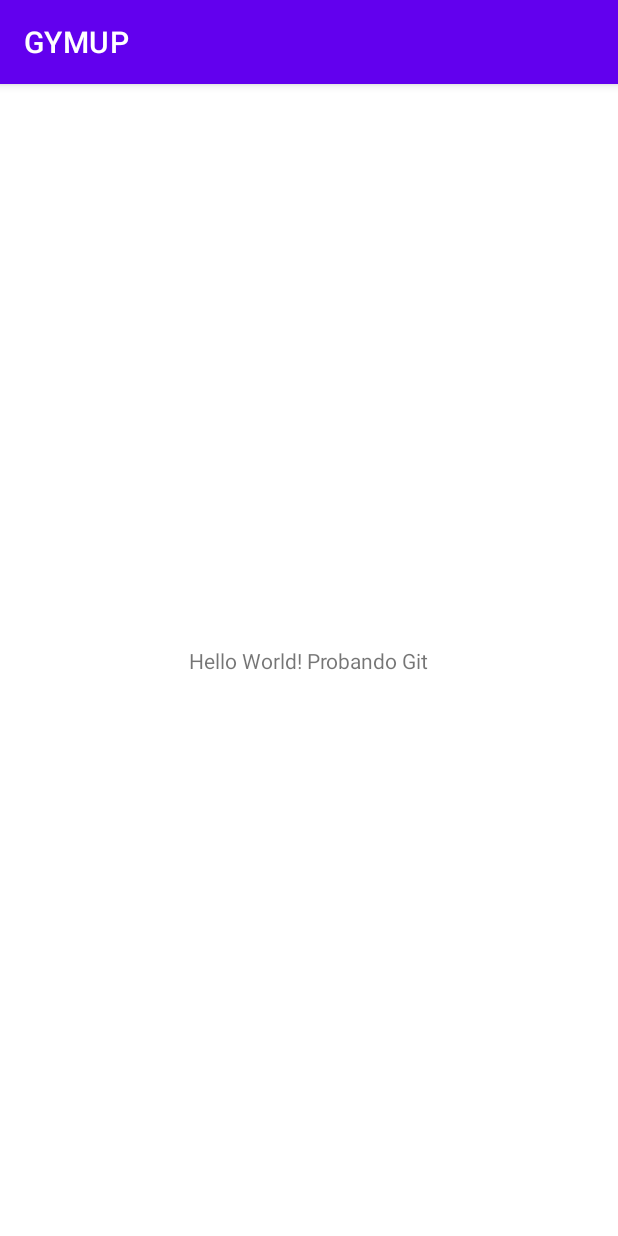
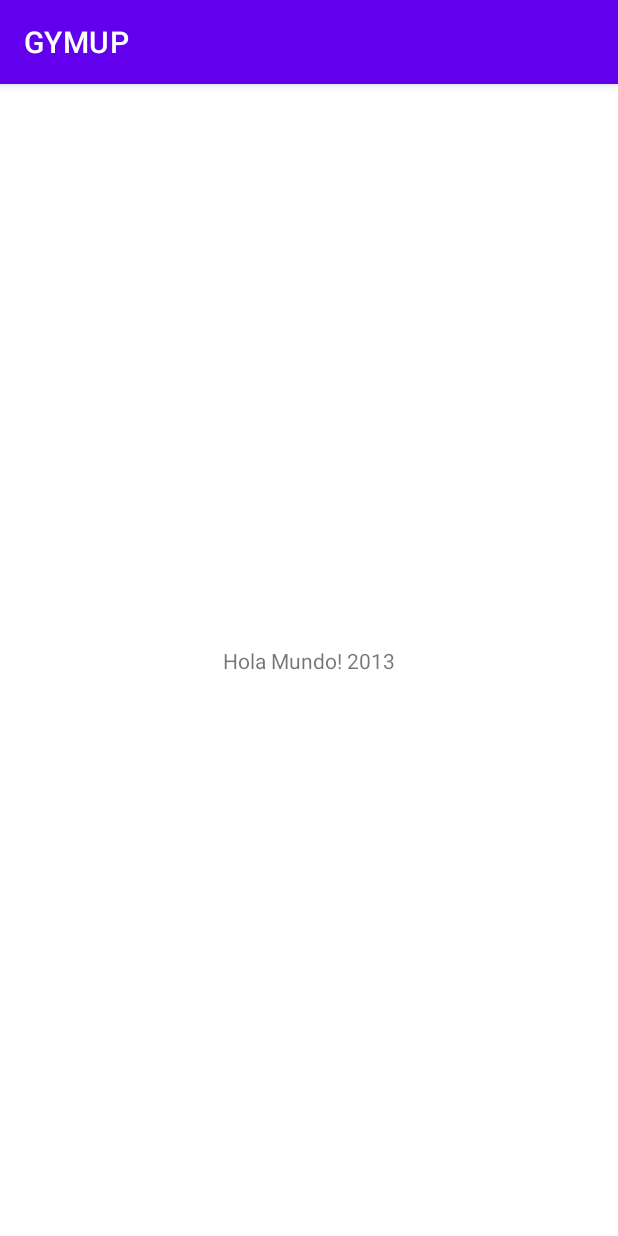
Before and after one commit to xHernanL/GYMUP, an Android app: the screen it shows after launch (MainActivity), on a phone screen of 412 x 824 dp. Run offline under Robolectric (Android 15) with nearby library versions, the phone set to English and light mode, and no system bars.

Commit message:
Actualización 2020

```diff
--- a/app/src/main/res/layout/activity_main.xml
+++ b/app/src/main/res/layout/activity_main.xml
@@ -9,7 +9,7 @@
     <TextView
         android:layout_width="wrap_content"
         android:layout_height="wrap_content"
-        android:text="Hello World! Probando Git"
+        android:text="Hola Mundo! 2013"
         app:layout_constraintBottom_toBottomOf="parent"
         app:layout_constraintLeft_toLeftOf="parent"
         app:layout_constraintRight_toRightOf="parent"
```
